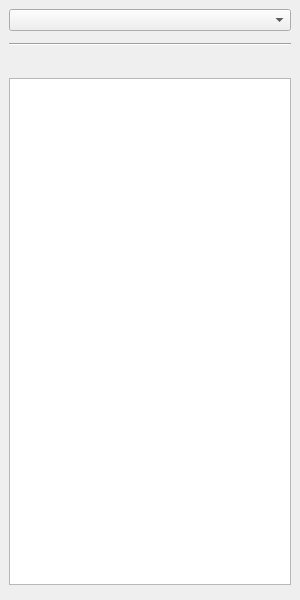
KDE/ktp-contact-list, file main-widget.ui: the form before one commit.
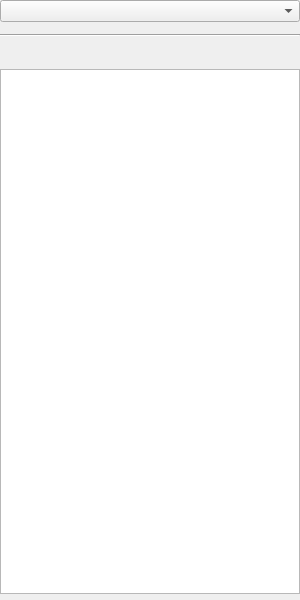
The form after the commit. Custom widgets are drawn as their Qt base class.

Commit message: Remove margins in ContactList layout

```diff
--- a/main-widget.ui
+++ b/main-widget.ui
@@ -15,6 +15,9 @@
   </property>
   <widget class="QWidget" name="centralwidget">
    <layout class="QVBoxLayout" name="verticalLayout">
+    <property name="margin">
+     <number>0</number>
+    </property>
     <item>
      <widget class="GlobalPresenceChooser" name="m_presenceChooser">
       <property name="sizePolicy">
```
